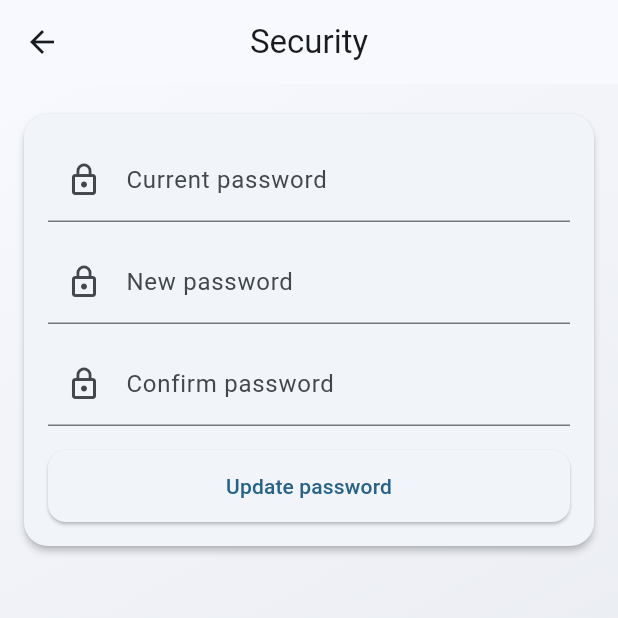
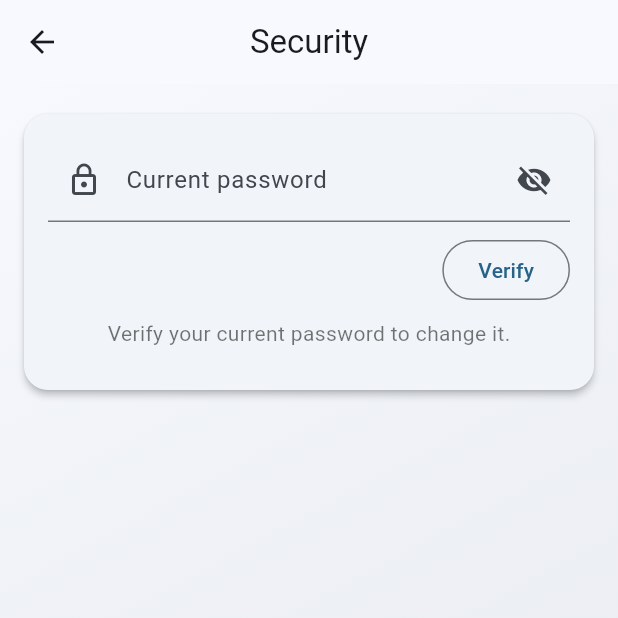
Before and after one commit to Braumasta/trip-advisor-dart, a Flutter app: the SecurityPage screen opened directly, on a phone screen of 412 x 824 dp, the top half of it. Run offline on Flutter 3.47's test engine with Material 3 defaults, Android fonts, the phone set to English and light mode, and no system bars; our stand-ins replace image_picker.

```diff
--- a/lib/demo_auth_state.dart
+++ b/lib/demo_auth_state.dart
@@ -12,13 +12,15 @@ class DemoAuthState {
   String? lastEmail;
   String firstName = 'Traveler';
   String lastName = '';
+  String password = 'password';
   Uint8List? avatarBytes;
 
   String get displayName =>
       [firstName, lastName].where((part) => part.trim().isNotEmpty).join(' ').trim();
 
-  void signIn(String email) {
+  void signIn(String email, String password) {
     lastEmail = email.trim();
+    this.password = password;
     isSignedIn.value = true;
   }
 
@@ -39,4 +41,11 @@ class DemoAuthState {
     }
     profileVersion.value++;
   }
+
+  bool verifyPassword(String value) => value == password;
+
+  void updatePassword(String newPassword) {
+    password = newPassword;
+    profileVersion.value++;
+  }
 }
--- a/lib/security_page.dart
+++ b/lib/security_page.dart
@@ -1,5 +1,6 @@
 import 'package:flutter/material.dart';
 
+import 'demo_auth_state.dart';
 import 'gradient_background.dart';
 
 class SecurityPage extends StatefulWidget {
@@ -14,6 +15,10 @@ class _SecurityPageState extends State<SecurityPage> {
   final _oldPasswordController = TextEditingController();
   final _newPasswordController = TextEditingController();
   final _confirmPasswordController = TextEditingController();
+  bool _obscureOld = true;
+  bool _obscureNew = true;
+  bool _obscureConfirm = true;
+  bool _verified = false;
 
   @override
   void dispose() {
@@ -24,11 +29,40 @@ class _SecurityPageState extends State<SecurityPage> {
   }
 
   void _save() {
+    if (!_verified) {
+      ScaffoldMessenger.of(context).showSnackBar(
+        const SnackBar(content: Text('Verify your current password first')),
+      );
+      return;
+    }
     if (!(_formKey.currentState?.validate() ?? false)) return;
+
+    DemoAuthState.instance.updatePassword(_newPasswordController.text);
     Navigator.of(context).pop();
     ScaffoldMessenger.of(context).showSnackBar(
       const SnackBar(content: Text('Password updated')),
     );
+  }
+
+  void _verifyCurrent() {
+    final current = _oldPasswordController.text;
+    if (current.isEmpty) {
+      ScaffoldMessenger.of(context).showSnackBar(
+        const SnackBar(content: Text('Enter your current password')),
+      );
+      return;
+    }
+    if (DemoAuthState.instance.verifyPassword(current)) {
+      setState(() => _verified = true);
+      ScaffoldMessenger.of(context).showSnackBar(
+        const SnackBar(content: Text('Password verified')),
+      );
+    } else {
+      setState(() => _verified = false);
+      ScaffoldMessenger.of(context).showSnackBar(
+        const SnackBar(content: Text('Incorrect current password')),
+      );
+    }
   }
 
   @override
@@ -53,10 +87,20 @@ class _SecurityPageState extends State<SecurityPage> {
                       children: [
                         TextFormField(
                           controller: _oldPasswordController,
-                          obscureText: true,
-                          decoration: const InputDecoration(
+                          obscureText: _obscureOld,
+                          decoration: InputDecoration(
                             labelText: 'Current password',
-                            prefixIcon: Icon(Icons.lock_outline),
+                            prefixIcon: const Icon(Icons.lock_outline),
+                            suffixIcon: IconButton(
+                              icon: Icon(
+                                _obscureOld
+                                    ? Icons.visibility_off
+                                    : Icons.visibility,
+                              ),
+                              onPressed: () => setState(
+                                () => _obscureOld = !_obscureOld,
+                              ),
+                            ),
                           ),
                           validator: (value) {
                             if (value == null || value.isEmpty) {
@@ -65,13 +109,38 @@ class _SecurityPageState extends State<SecurityPage> {
                             return null;
                           },
                         ),
+                        const SizedBox(height: 8),
+                        Align(
+                          alignment: Alignment.centerRight,
+                          child: OutlinedButton(
+                            onPressed: _verifyCurrent,
+                            child: const Text('Verify'),
+                          ),
+                        ),
+                        const SizedBox(height: 8),
+                        if (!_verified)
+                          const Text(
+                            'Verify your current password to change it.',
+                            style: TextStyle(color: Colors.black54),
+                          ),
                         const SizedBox(height: 12),
+                        if (_verified) ...[
                           TextFormField(
                             controller: _newPasswordController,
-                          obscureText: true,
-                          decoration: const InputDecoration(
+                            obscureText: _obscureNew,
+                            decoration: InputDecoration(
                               labelText: 'New password',
-                            prefixIcon: Icon(Icons.lock_outline),
+                              prefixIcon: const Icon(Icons.lock_outline),
+                              suffixIcon: IconButton(
+                                icon: Icon(
+                                  _obscureNew
+                                      ? Icons.visibility_off
+                                      : Icons.visibility,
+                                ),
+                                onPressed: () => setState(
+                                  () => _obscureNew = !_obscureNew,
+                                ),
+                              ),
                             ),
                             validator: (value) {
                               if (value == null || value.isEmpty) {
@@ -86,10 +155,20 @@ class _SecurityPageState extends State<SecurityPage> {
                           const SizedBox(height: 12),
                           TextFormField(
                             controller: _confirmPasswordController,
-                          obscureText: true,
-                          decoration: const InputDecoration(
+                            obscureText: _obscureConfirm,
+                            decoration: InputDecoration(
                               labelText: 'Confirm password',
-                            prefixIcon: Icon(Icons.lock_outline),
+                              prefixIcon: const Icon(Icons.lock_outline),
+                              suffixIcon: IconButton(
+                                icon: Icon(
+                                  _obscureConfirm
+                                      ? Icons.visibility_off
+                                      : Icons.visibility,
+                                ),
+                                onPressed: () => setState(
+                                  () => _obscureConfirm = !_obscureConfirm,
+                                ),
+                              ),
                             ),
                             validator: (value) {
                               if (value == null || value.isEmpty) {
@@ -116,6 +195,7 @@ class _SecurityPageState extends State<SecurityPage> {
                             ),
                           ),
                         ],
+                      ],
                     ),
                   ),
                 ),
```
Also changed, not shown: lib/login_page.dart (+19 -5 lines), lib/sign_up_page.dart (+29 -7 lines). Lines whose indentation alone changed are shown as unchanged.
